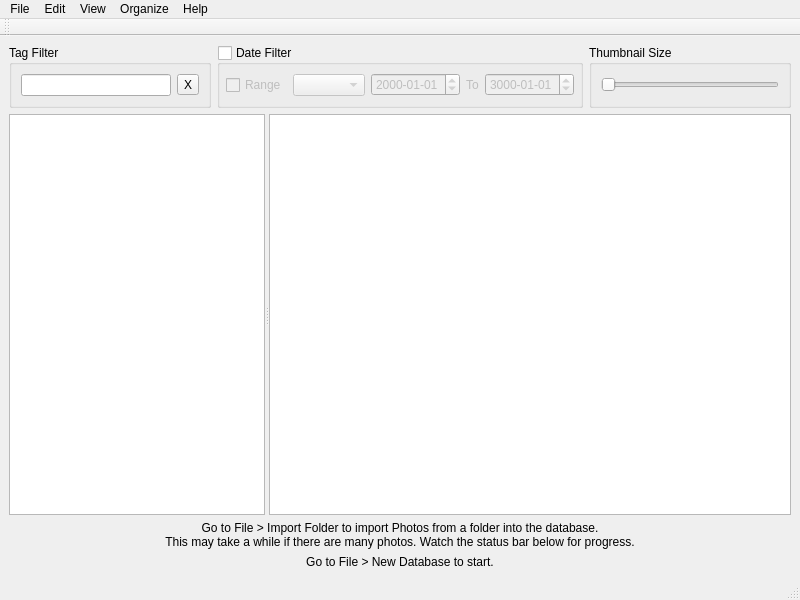
Old version of the form UIFiles/PicOrganizer.ui in the repository UpSea/PhotoOrganizer.
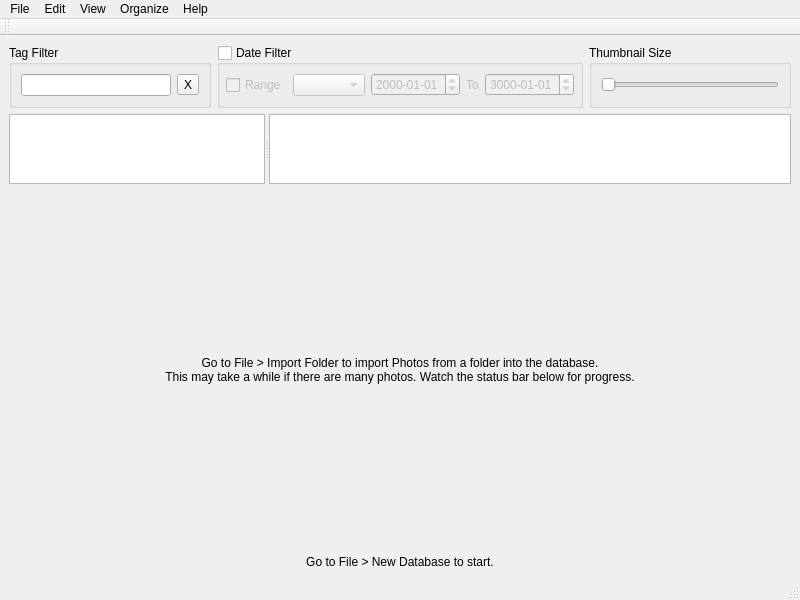
New version of the form. Custom widgets are drawn as their Qt base class.

What changed in the file:
```diff
--- a/UIFiles/PicOrganizer.ui
+++ b/UIFiles/PicOrganizer.ui
@@ -17,7 +17,7 @@
    <layout class="QVBoxLayout" name="verticalLayout_2">
     <item>
      <widget class="QWidget" name="mainWidget" native="true">
-      <layout class="QVBoxLayout" name="verticalLayout" stretch="0,1,0">
+      <layout class="QVBoxLayout" name="verticalLayout" stretch="0,1,10">
        <property name="margin">
         <number>0</number>
        </property>
```
